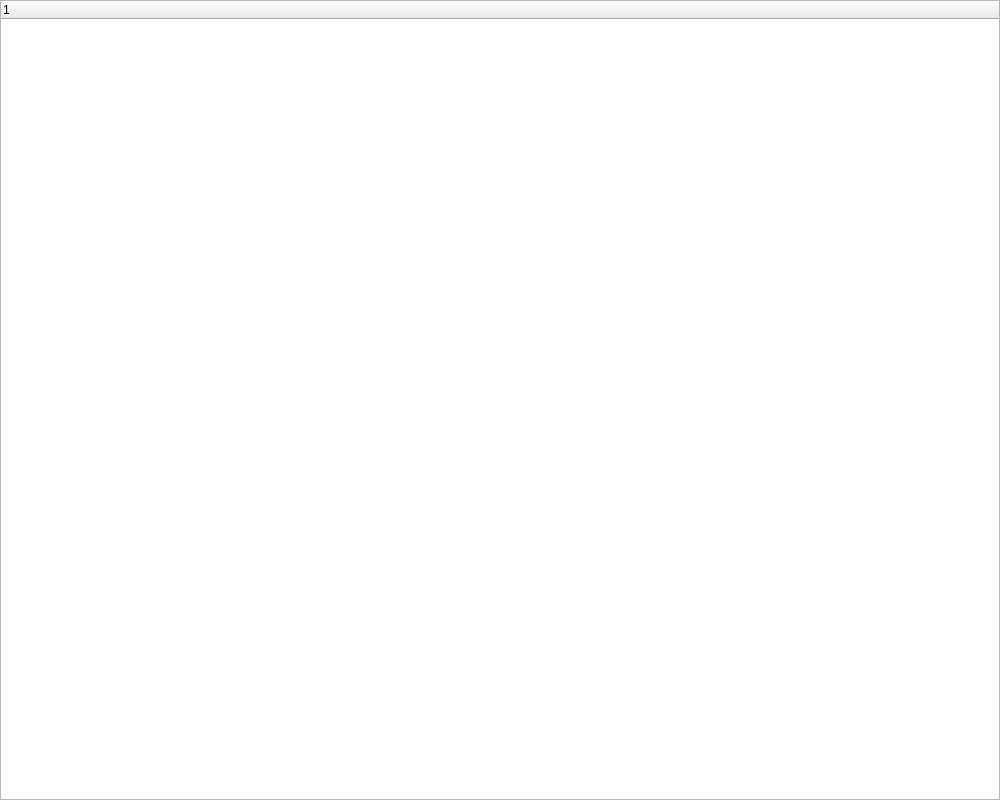
The window that ui/mainwindow.ui (Nerd-Trader/IPO-Stalker) describes before a commit, drawn with Qt 5.
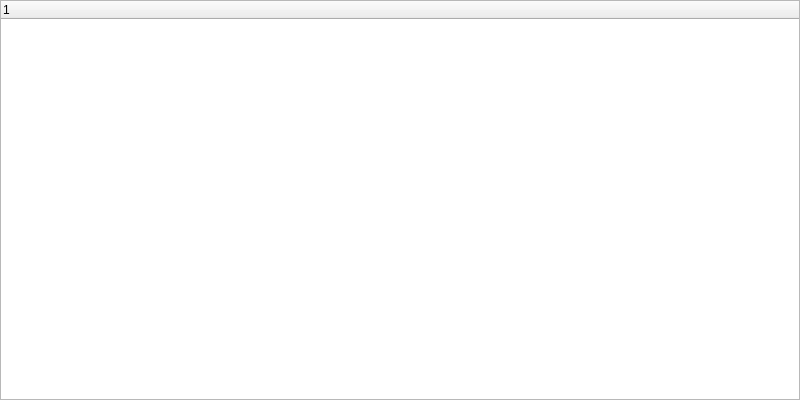
The same window after the commit.

The edit to the form file:
```diff
--- a/ui/mainwindow.ui
+++ b/ui/mainwindow.ui
@@ -6,8 +6,8 @@
             <rect>
                 <x>0</x>
                 <y>0</y>
-                <width>1000</width>
-                <height>800</height>
+                <width>800</width>
+                <height>400</height>
             </rect>
         </property>
         <property name="windowTitle">
```
